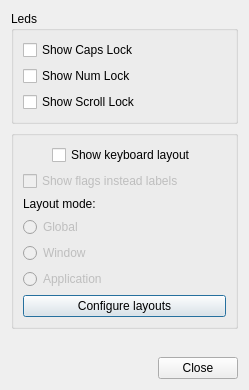
Old version of the form plugin-kbindicator/src/kbdstateconfig.ui in the repository lxqt/lxqt-panel.
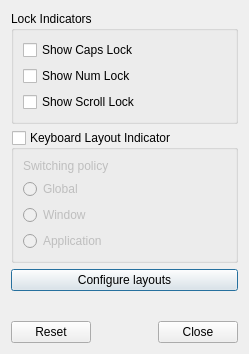
New version of the form.

Commit message: Redesigned settings dialog, switching policy setted as global by default

```diff
--- a/plugin-kbindicator/src/kbdstateconfig.ui
+++ b/plugin-kbindicator/src/kbdstateconfig.ui
@@ -7,7 +7,7 @@
     <x>0</x>
     <y>0</y>
     <width>249</width>
-    <height>390</height>
+    <height>354</height>
    </rect>
   </property>
   <property name="windowTitle">
@@ -17,7 +17,7 @@
    <item>
     <widget class="QGroupBox" name="leds">
      <property name="title">
-      <string>Leds</string>
+      <string>Lock Indicators</string>
      </property>
      <layout class="QVBoxLayout" name="verticalLayout">
       <item>
@@ -45,73 +45,26 @@
     </widget>
    </item>
    <item>
-    <widget class="QGroupBox" name="switchMode">
+    <widget class="QGroupBox" name="showLayout">
      <property name="title">
-      <string/>
+      <string>Keyboard Layout Indicator</string>
+     </property>
+     <property name="checkable">
+      <bool>true</bool>
+     </property>
+     <property name="checked">
+      <bool>false</bool>
      </property>
      <layout class="QVBoxLayout" name="verticalLayout_2">
       <item>
-       <layout class="QHBoxLayout" name="horizontalLayout">
-        <item>
-         <spacer name="horizontalSpacer">
-          <property name="orientation">
-           <enum>Qt::Horizontal</enum>
-          </property>
-          <property name="sizeHint" stdset="0">
-           <size>
-            <width>40</width>
-            <height>20</height>
-           </size>
-          </property>
-         </spacer>
-        </item>
-        <item>
-         <widget class="QCheckBox" name="showLayout">
-          <property name="enabled">
-           <bool>true</bool>
-          </property>
-          <property name="text">
-           <string>Show keyboard layout</string>
-          </property>
-         </widget>
-        </item>
-        <item>
-         <spacer name="horizontalSpacer_2">
-          <property name="orientation">
-           <enum>Qt::Horizontal</enum>
-          </property>
-          <property name="sizeHint" stdset="0">
-           <size>
-            <width>40</width>
-            <height>20</height>
-           </size>
-          </property>
-         </spacer>
-        </item>
-       </layout>
-      </item>
-      <item>
-       <widget class="QCheckBox" name="showFlags">
-        <property name="enabled">
-         <bool>false</bool>
-        </property>
+       <widget class="QLabel" name="policyLabel">
         <property name="text">
-         <string>Show flags instead labels</string>
-        </property>
-       </widget>
-      </item>
-      <item>
-       <widget class="QLabel" name="label">
-        <property name="text">
-         <string>Layout mode:</string>
+         <string>Switching policy</string>
         </property>
        </widget>
       </item>
       <item>
        <widget class="QRadioButton" name="switchGlobal">
-        <property name="enabled">
-         <bool>false</bool>
-        </property>
         <property name="text">
          <string>Global</string>
         </property>
@@ -122,9 +75,6 @@
       </item>
       <item>
        <widget class="QRadioButton" name="switchWindow">
-        <property name="enabled">
-         <bool>false</bool>
-        </property>
         <property name="text">
          <string>Window</string>
         </property>
@@ -135,9 +85,6 @@
       </item>
       <item>
        <widget class="QRadioButton" name="switchApplication">
-        <property name="enabled">
-         <bool>false</bool>
-        </property>
         <property name="text">
          <string>Application</string>
         </property>
@@ -146,16 +93,16 @@
         </attribute>
        </widget>
       </item>
-      <item>
-       <widget class="QPushButton" name="configureLayouts">
-        <property name="text">
-         <string>Configure layouts</string>
-        </property>
-       </widget>
-      </item>
      </layout>
     </widget>
    </item>
+   <item>
+    <widget class="QPushButton" name="configureLayouts">
+     <property name="text">
+      <string>Configure layouts</string>
+     </property>
+    </widget>
+   </item>
    <item>
     <spacer name="verticalSpacer">
      <property name="orientation">
@@ -175,7 +122,7 @@
       <enum>Qt::Horizontal</enum>
      </property>
      <property name="standardButtons">
-      <set>QDialogButtonBox::Close</set>
+      <set>QDialogButtonBox::Close|QDialogButtonBox::Reset</set>
      </property>
     </widget>
    </item>
```
Left out of the diff: 2 changed lines with no effect on the pictures. The commit also changes 5 other files.
